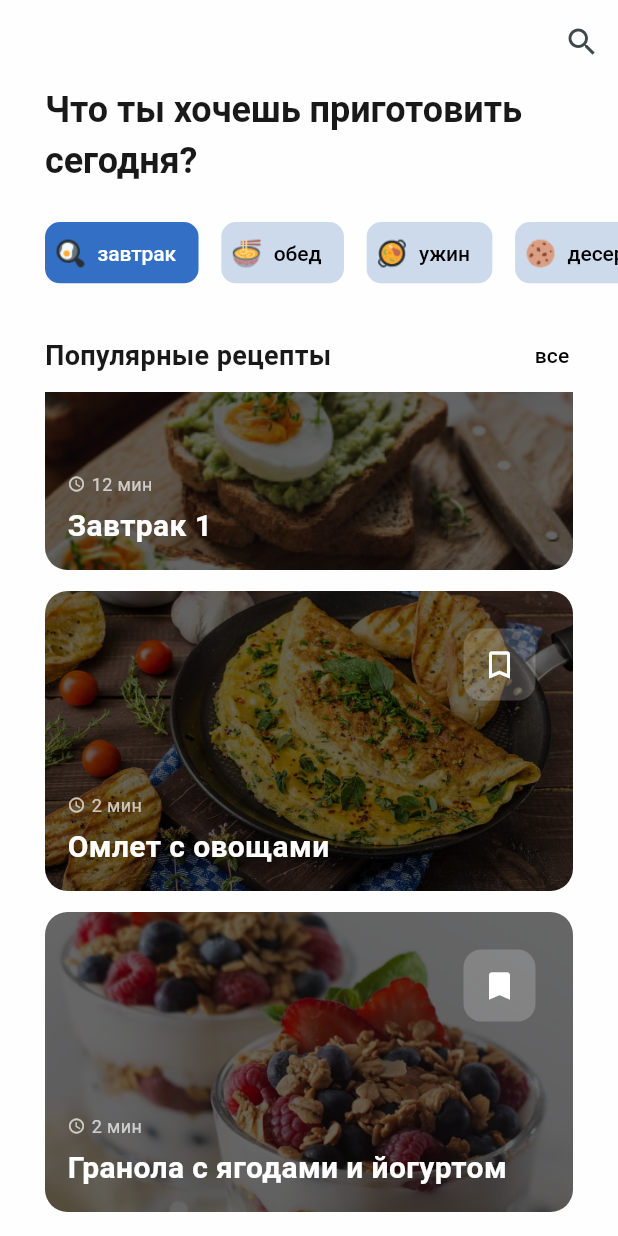
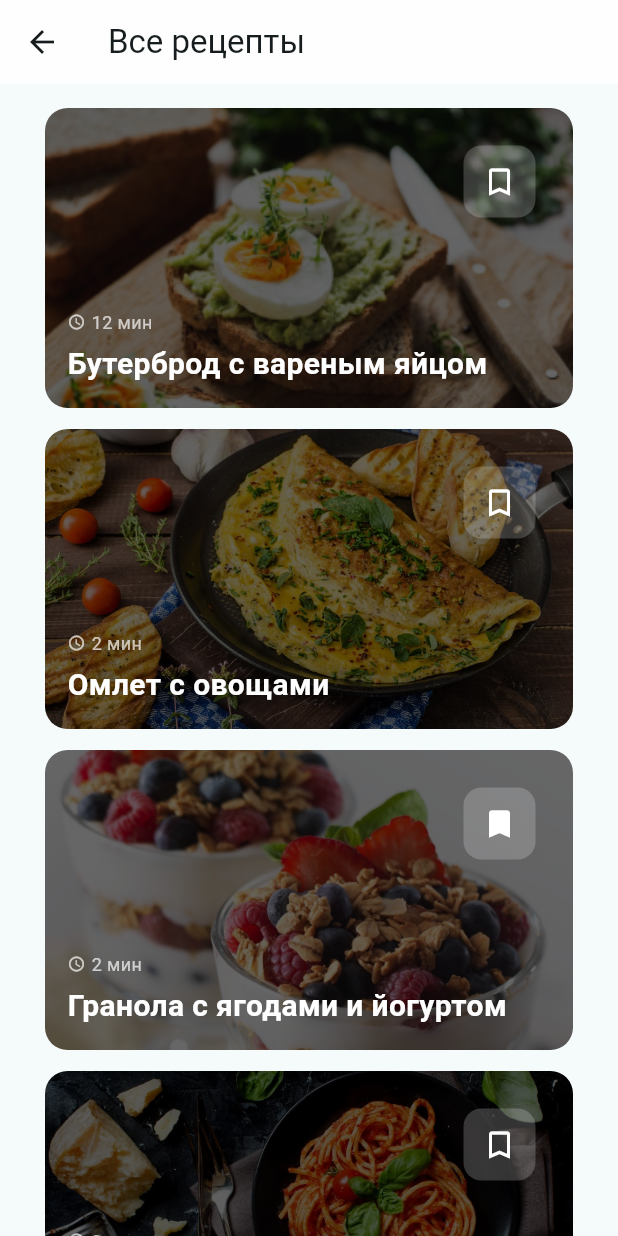
Before and after one commit to ayaojo/Sau-Tamaq, a Flutter app: the HomeTab screen opened directly, scrolled down 97 dp, after a tap on "все", on a phone screen of 412 x 824 dp. Run offline on Flutter 3.47's test engine with Material 3 defaults, Android fonts, the phone set to English and light mode, and no system bars; our stand-ins replace flutter_svg, font_awesome_flutter, unicons.

Commit message:
add page 'all recipe', add tooltip for iconbutton on search bar, add color for icon, fix width problem on recipe ingredients page

```diff
--- a/lib/features/home/tab.dart
+++ b/lib/features/home/tab.dart
@@ -1,11 +1,12 @@
 import 'package:flutter/material.dart';
 import 'package:sau_tamaq_flutter/common/choice_chips.dart';
 import 'package:sau_tamaq_flutter/common/recipe_cards.dart';
+import 'package:sau_tamaq_flutter/features/recipe/all_recipe_page.dart';
 
 import '../search/page.dart';
 
 var allRecipes = [
-  RecipeCard('Завтрак 1', '12', 'assets/recipe_photos/11.png', false, "завтрак",
+  RecipeCard('Бутерброд с вареным яйцом', '12', 'assets/recipe_photos/11.png', false, "завтрак",
       'Easy', '1200', {
     'Яйцо': '6 штук',
     'Майонез': '1/4 чашки',
@@ -237,7 +238,6 @@ var allRecipes = [
 ];
 
 class HomeTab extends StatelessWidget {
-
   const HomeTab({super.key});
 
   @override
@@ -254,6 +254,7 @@ class HomeTab extends StatelessWidget {
         actions: [
           IconButton(
             icon: const Icon(Icons.search),
+            tooltip: 'Искать',
             onPressed: () {
               showSearch(
                 context: context,
@@ -309,7 +310,13 @@ class HomeTab extends StatelessWidget {
                 ),
                 TextButton(
                   onPressed: () {
-                    print("it's work");
+                    Navigator.push(
+                      context,
+                      MaterialPageRoute(
+                        builder: (context) =>
+                            AllRecipesPage(allRecipes: allRecipes),
+                      ),
+                    );
                   },
                   child: const Text(
                     'все',
--- /dev/null
+++ b/lib/features/recipe/all_recipe_page.dart
@@ -0,0 +1,29 @@
+import 'package:flutter/material.dart';
+import 'package:sau_tamaq_flutter/common/recipe_cards.dart';
+
+class AllRecipesPage extends StatelessWidget {
+  final List<RecipeCard> allRecipes;
+
+  const AllRecipesPage({super.key, required this.allRecipes});
+
+  @override
+  Widget build(BuildContext context) {
+    ValueNotifier<List<RecipeCard>> savedRecipes = ValueNotifier([]);
+
+    return Scaffold(
+      appBar: AppBar(
+        title: const Text('Все рецепты'),
+        backgroundColor: const Color(0xFFFEFEFE),
+        surfaceTintColor: const Color(0xFFFEFEFE),
+      ),
+      body: Column(
+        children: [
+          RecipeCards(
+            items: allRecipes,
+            savedRecipes: savedRecipes,
+          ),
+        ],
+      ),
+    );
+  }
+}
--- a/lib/features/recipe/recipe_steps_page.dart
+++ b/lib/features/recipe/recipe_steps_page.dart
@@ -58,7 +58,10 @@ class RecipeStepsPage extends StatelessWidget {
               ),
             ),
             const SizedBox(height: 20),
-            Center(
+            Container(
+              alignment: Alignment.centerRight,
+              padding: const EdgeInsets.symmetric(vertical: 30.0),
+              child: SafeArea(
                 child: ElevatedButton(
                   onPressed: () {
                     Navigator.pushReplacementNamed(context, '/end');
@@ -71,6 +74,7 @@ class RecipeStepsPage extends StatelessWidget {
                   ),
                 ),
               ),
+            ),
           ],
         ),
       ),
--- a/pubspec.yaml
+++ b/pubspec.yaml
@@ -11,6 +11,7 @@ dependencies:
     sdk: flutter
   flutter_svg: ^2.0.10+1
   unicons: ^2.1.1
+  font_awesome_flutter: ^10.7.0
 
 dev_dependencies:
   flutter_lints: ^3.0.0
```
Also changed, not shown: lib/features/recipe/recipe_info.dart (+31 -7 lines), lib/features/recipe/recipe_ingredients_page.dart (+5 -3 lines), lib/features/search/page.dart (+17 -2 lines), pubspec.lock. Lines whose indentation alone changed are shown as unchanged.
